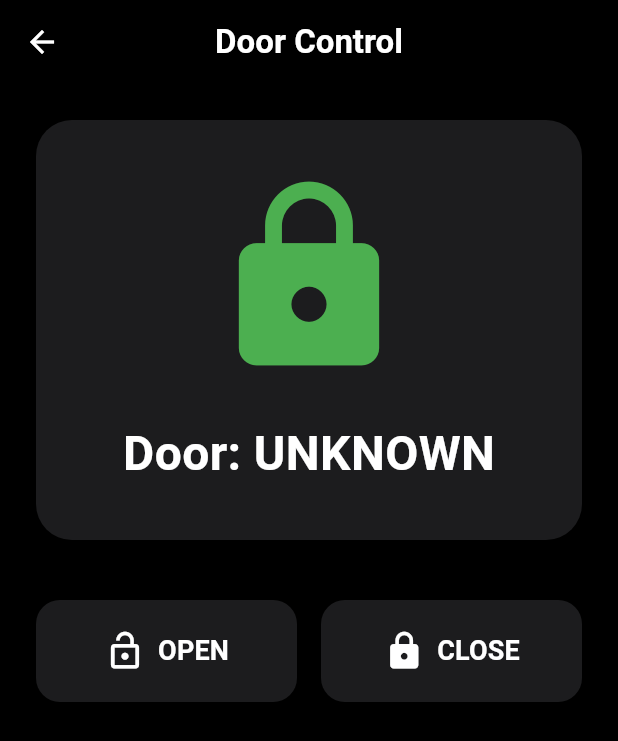
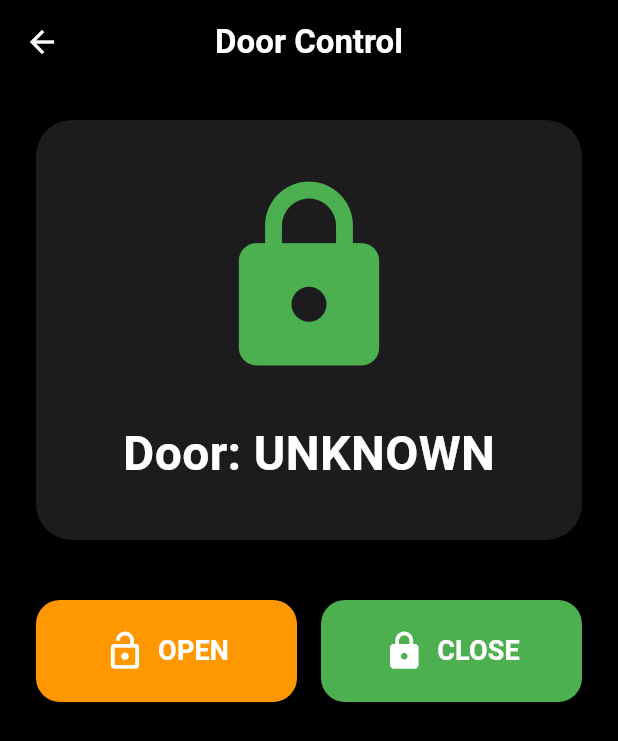
Before and after one commit to Hass090/SmartHomeApp_ELIAS, a Flutter app: the ControlScreen screen opened directly, on a phone screen of 412 x 824 dp. Shown: the top 741 px of the screen. Run offline on Flutter 3.47's test engine with Material 3 defaults, Android fonts, the phone set to English and light mode, and no system bars; our stand-ins replace firebase_core, firebase_messaging, flutter_local_notifications, shared_preferences; missing offline and left inert: mqtt_client; accounts and stored records are empty.

Commit message:
A little changed a style

```diff
--- a/lib/screens/control_screen.dart
+++ b/lib/screens/control_screen.dart
@@ -11,10 +11,6 @@ class ControlScreen extends StatelessWidget {
       builder: (context, mqtt, child) {
         final isOpen = mqtt.doorStatus.toLowerCase() == 'open';
         final doorText = 'Door: ${mqtt.doorStatus.toUpperCase()}';
-        final iconColor = isOpen
-            ? const Color.fromRGBO(255, 152, 0, 1)
-            : const Color.fromARGB(255, 76, 175, 80);
-        final iconData = isOpen ? Icons.lock_open : Icons.lock;
 
         return Scaffold(
           backgroundColor: Colors.black,
@@ -35,13 +31,30 @@ class ControlScreen extends StatelessWidget {
                     height: 280,
                     width: double.infinity,
                     decoration: BoxDecoration(
-                      color: const Color.fromRGBO(28, 28, 30, 1),
+                      color: const Color(0xFF1C1C1E),
                       borderRadius: BorderRadius.circular(24),
                     ),
                     child: Column(
                       mainAxisAlignment: MainAxisAlignment.center,
                       children: [
-                        Icon(iconData, size: 140, color: iconColor),
+                        AnimatedSwitcher(
+                          duration: const Duration(milliseconds: 400),
+                          transitionBuilder:
+                              (Widget child, Animation<double> animation) {
+                                return ScaleTransition(
+                                  scale: animation,
+                                  child: child,
+                                );
+                              },
+                          child: Icon(
+                            isOpen ? Icons.lock_open : Icons.lock,
+                            key: ValueKey<bool>(isOpen),
+                            size: 140,
+                            color: isOpen
+                                ? const Color.fromRGBO(255, 152, 0, 1)
+                                : const Color.fromARGB(255, 76, 175, 80),
+                          ),
+                        ),
                         const SizedBox(height: 24),
                         Text(
                           doorText,
@@ -54,9 +67,8 @@ class ControlScreen extends StatelessWidget {
                       ],
                     ),
                   ),
-
                   const SizedBox(height: 40),
-
+                  // Buttons
                   Row(
                     children: [
                       Expanded(
@@ -71,9 +83,9 @@ class ControlScreen extends StatelessWidget {
                           ),
                           style: ElevatedButton.styleFrom(
                             backgroundColor: const Color.fromRGBO(
-                              28,
-                              28,
-                              30,
+                              255,
+                              152,
+                              0,
                               1,
                             ),
                             foregroundColor: Colors.white,
@@ -97,11 +109,11 @@ class ControlScreen extends StatelessWidget {
                             ),
                           ),
                           style: ElevatedButton.styleFrom(
-                            backgroundColor: const Color.fromRGBO(
-                              28,
-                              28,
-                              30,
-                              1,
+                            backgroundColor: const Color.fromARGB(
+                              255,
+                              76,
+                              175,
+                              80,
                             ),
                             foregroundColor: Colors.white,
                             padding: const EdgeInsets.symmetric(vertical: 20),
@@ -114,8 +126,6 @@ class ControlScreen extends StatelessWidget {
                       ),
                     ],
                   ),
-
-                  const SizedBox(height: 60),
                 ],
               ),
             ),
--- a/lib/screens/history_screen.dart
+++ b/lib/screens/history_screen.dart
@@ -159,11 +159,15 @@ class _HistoryScreenState extends State<HistoryScreen> {
                   return Padding(
                     padding: const EdgeInsets.only(bottom: 16),
                     child: Card(
+                      elevation: 2,
+                      shape: RoundedRectangleBorder(
+                        borderRadius: BorderRadius.circular(16),
+                      ),
                       child: ListTile(
                         contentPadding: const EdgeInsets.all(16),
                         leading: Icon(
                           _getIconForType(message, type),
-                          size: 36,
+                          size: 40,
                           color: _getColorForType(message, type),
                         ),
                         title: Text(
```
Also changed, not shown: lib/screens/home_screen.dart (+55 -7 lines).
